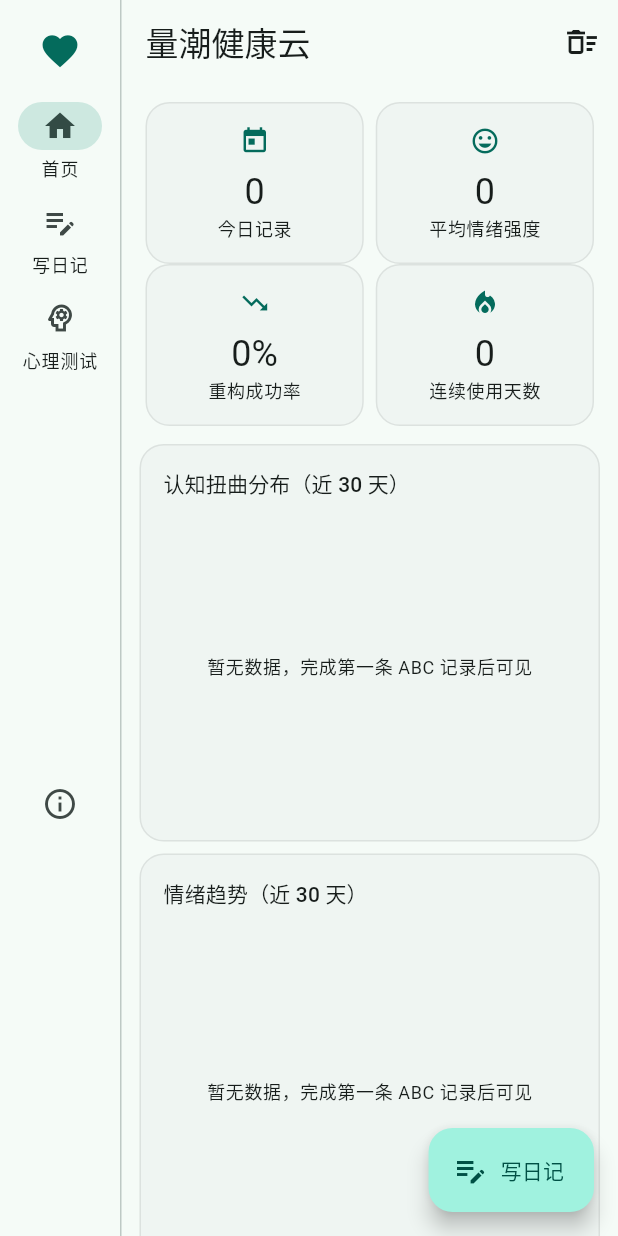
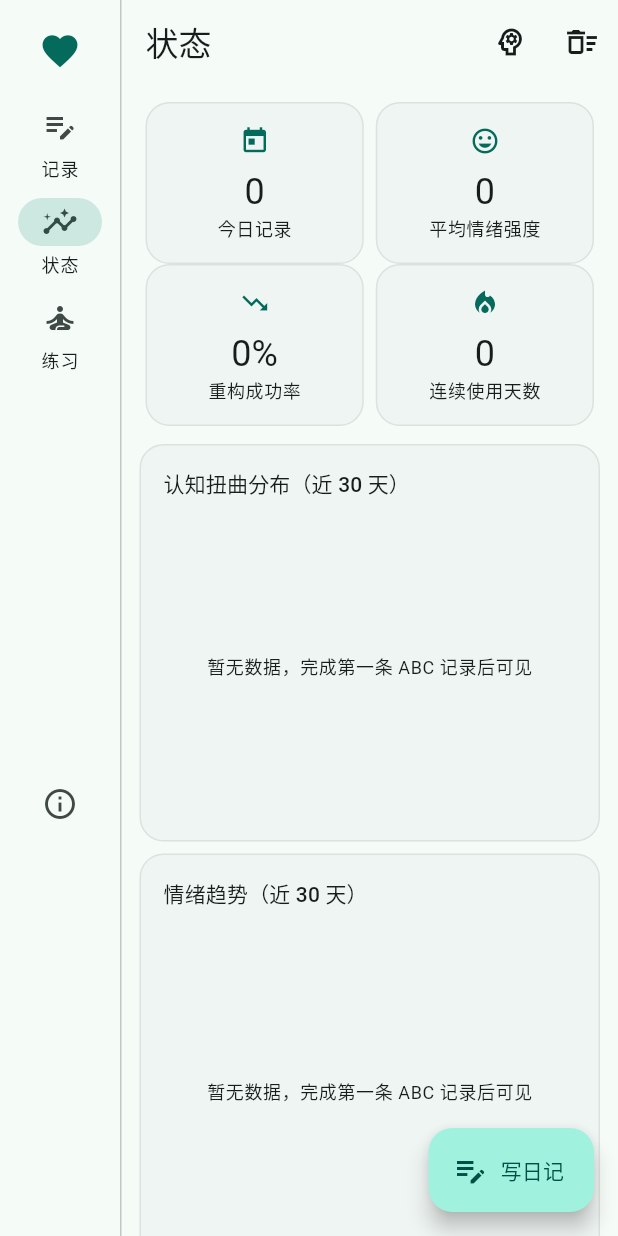
Before and after one commit to quanttide/qthealth, a Flutter app: the screen it shows after launch, on a phone screen of 412 x 824 dp. Run offline on Flutter 3.47's test engine with Material 3 defaults, Android fonts, the phone set to English and light mode, and no system bars; our stand-ins replace equatable, fl_chart, flutter_bloc, go_router, shared_preferences.

Commit message:
feat: 导航栏整理——记录/状态/练习三职能（对应观测/反馈/干预闭环）

```diff
--- a/src/studio/lib/router.dart
+++ b/src/studio/lib/router.dart
@@ -1,5 +1,5 @@
 /// 路由表（go_router）：
-/// 常驻侧边导航外壳（首页 / 写日记 / 心理测试）+ 全屏页（量表作答 / 危机干预）。
+/// 常驻侧边导航外壳（记录 / 状态 / 练习）+ 全屏页（量表作答 / 危机干预）。
 library;
 
 import 'package:go_router/go_router.dart';
@@ -7,23 +7,28 @@ import 'package:go_router/go_router.dart';
 import 'screens/assessment_list_screen.dart';
 import 'screens/assessment_quiz_screen.dart';
 import 'screens/crisis_screen.dart';
-import 'screens/home_screen.dart';
+import 'screens/practice_screen.dart';
 import 'screens/record_form_screen.dart';
+import 'screens/status_screen.dart';
 import 'views/app_shell.dart';
 
 final GoRouter appRouter = GoRouter(
-  initialLocation: '/',
+  initialLocation: '/status',
   routes: [
     ShellRoute(
       builder: (context, state, child) => AppShell(child: child),
       routes: [
         GoRoute(
-          path: '/',
-          builder: (context, state) => const HomeScreen(),
+          path: '/record',
+          builder: (context, state) => const RecordFormScreen(),
         ),
         GoRoute(
-          path: '/record',
-          builder: (context, state) => const RecordFormScreen(),
+          path: '/status',
+          builder: (context, state) => const StatusScreen(),
+        ),
+        GoRoute(
+          path: '/practice',
+          builder: (context, state) => const PracticeScreen(),
         ),
         GoRoute(
           path: '/assessments',
--- a/src/studio/lib/screens/home_screen.dart
+++ b/src/studio/lib/screens/status_screen.dart
@@ -13,15 +13,20 @@ import '../blocs/records_state.dart';
 import '../views/analytics_charts.dart';
 import '../views/record_card.dart';
 
-class HomeScreen extends StatelessWidget {
-  const HomeScreen({super.key});
+class StatusScreen extends StatelessWidget {
+  const StatusScreen({super.key});
 
   @override
   Widget build(BuildContext context) {
     return Scaffold(
       appBar: AppBar(
-        title: const Text('量潮健康云'),
+        title: const Text('状态'),
         actions: [
+          IconButton(
+            icon: const Icon(Icons.psychology_outlined),
+            tooltip: '心理测试',
+            onPressed: () => context.push('/assessments'),
+          ),
           IconButton(
             icon: const Icon(Icons.delete_sweep_outlined),
             tooltip: '清空本地数据',
--- a/src/studio/lib/views/app_shell.dart
+++ b/src/studio/lib/views/app_shell.dart
@@ -1,7 +1,7 @@
 /// 应用外壳：常驻侧边导航（NavigationRail）+ 内容区。
 ///
-/// 侧边导航栏常住（不随页面收起的抽屉），提供 首页 / 写日记 / 心理测试
-/// 三个主入口；底部为数据说明入口（仅本设备缓存提示）。
+/// 三职能导航对应身心灵闭环三环：
+/// 记录（观测）/ 状态（反馈）/ 练习（干预）。
 library;
 
 import 'package:flutter/material.dart';
@@ -19,18 +19,23 @@ class AppShell extends StatelessWidget {
     String label,
     String path,
   })> _destinations = [
-    (icon: Icons.home_outlined, selectedIcon: Icons.home, label: '首页', path: '/'),
     (
       icon: Icons.edit_note,
       selectedIcon: Icons.edit_note,
-      label: '写日记',
+      label: '记录',
       path: '/record',
     ),
     (
-      icon: Icons.psychology_outlined,
-      selectedIcon: Icons.psychology,
-      label: '心理测试',
-      path: '/assessments',
+      icon: Icons.insights_outlined,
+      selectedIcon: Icons.insights,
+      label: '状态',
+      path: '/status',
+    ),
+    (
+      icon: Icons.self_improvement_outlined,
+      selectedIcon: Icons.self_improvement,
+      label: '练习',
+      path: '/practice',
     ),
   ];
 
```
Also changed, not shown: src/studio/lib/screens/practice_screen.dart (added, +56 -0 lines), 1 other file.
